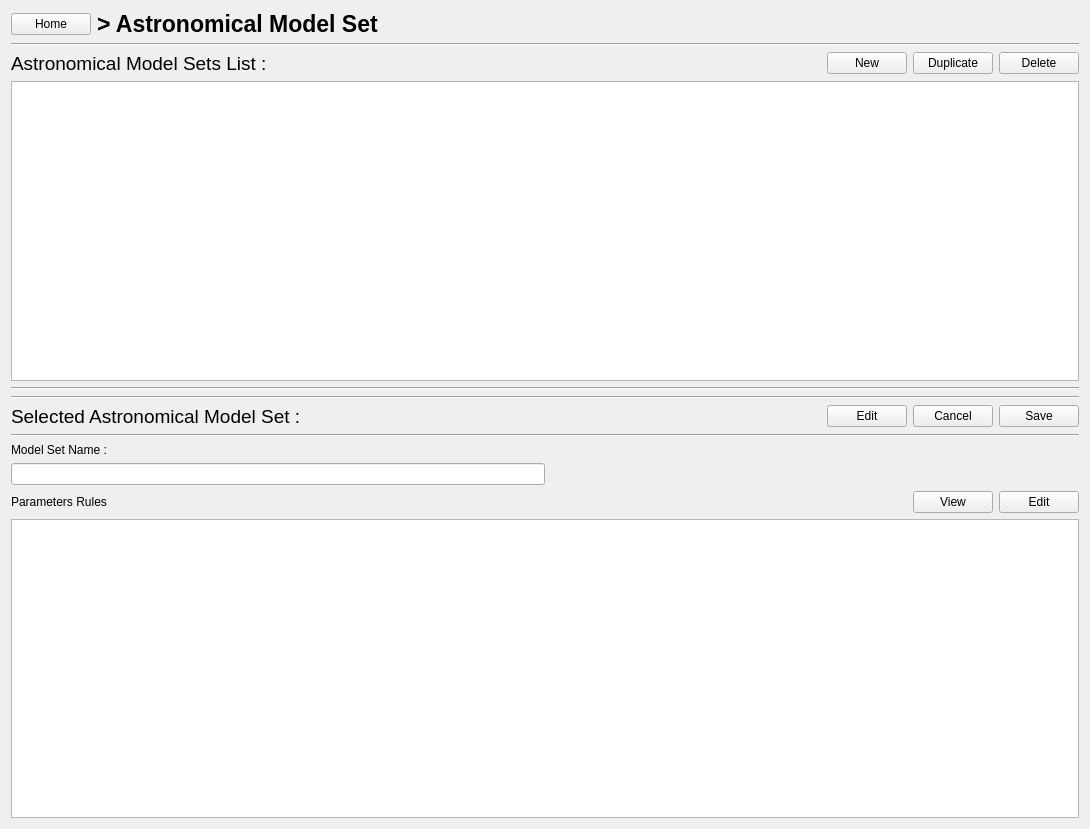
Old version of the form PhzQtUI/auxdir/PhzQtUI/FormModelSet.ui in the repository astrorama/Phosphoros.
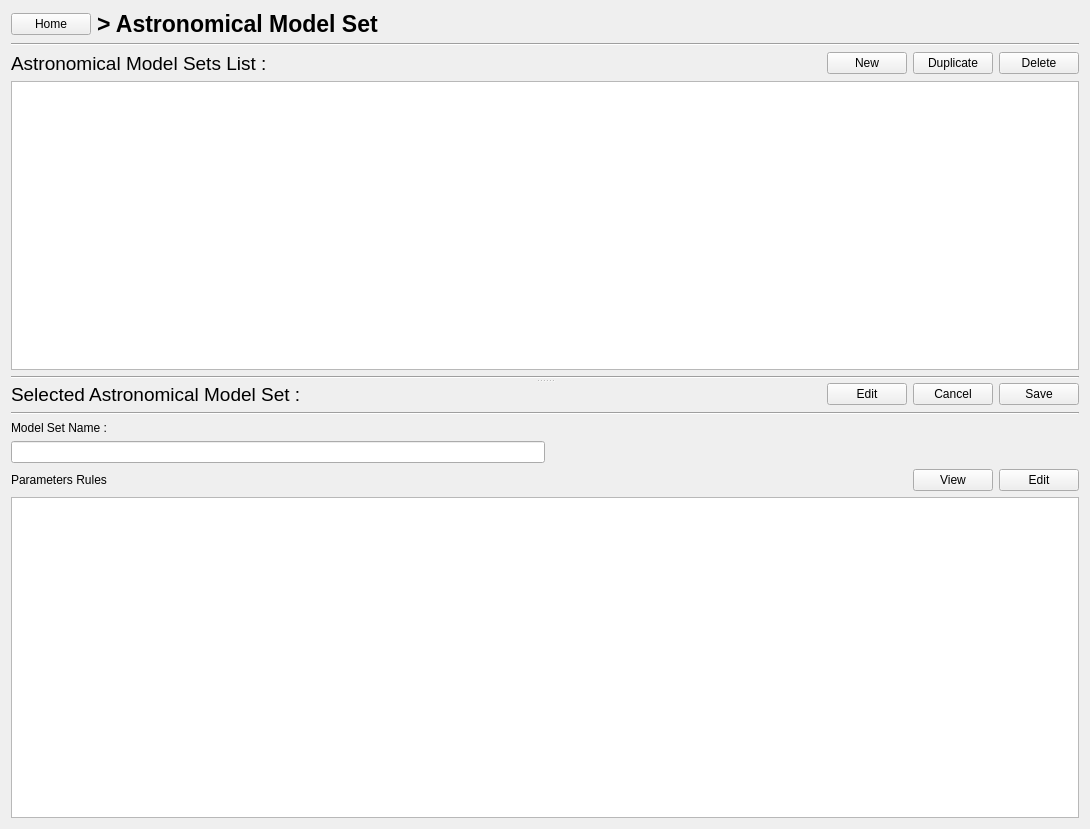
New version of the form. Custom widgets are drawn as their Qt base class.

```diff
--- a/PhzQtUI/auxdir/PhzQtUI/FormModelSet.ui
+++ b/PhzQtUI/auxdir/PhzQtUI/FormModelSet.ui
@@ -13,7 +13,7 @@
   <property name="windowTitle">
    <string>Form</string>
   </property>
-  <layout class="QVBoxLayout" name="verticalLayout">
+  <layout class="QVBoxLayout" name="verticalLayout_3">
    <item>
     <layout class="QHBoxLayout" name="horizontalLayout_2">
      <item>
@@ -60,6 +60,13 @@
     </widget>
    </item>
    <item>
+    <widget class="QSplitter" name="splitter">
+     <property name="orientation">
+      <enum>Qt::Vertical</enum>
+     </property>
+     <widget class="QWidget" name="verticalLayoutWidget">
+      <layout class="QVBoxLayout" name="verticalLayout">
+       <item>
     <layout class="QHBoxLayout" name="horizontalLayout_3">
      <item>
       <widget class="QLabel" name="label_3">
@@ -144,13 +151,10 @@
      </property>
     </widget>
    </item>
-   <item>
-    <widget class="Line" name="line_4">
-     <property name="orientation">
-      <enum>Qt::Horizontal</enum>
-     </property>
-    </widget>
-   </item>
+      </layout>
+     </widget>
+     <widget class="QWidget" name="verticalLayoutWidget_2">
+      <layout class="QVBoxLayout" name="verticalLayout_2">
    <item>
     <layout class="QHBoxLayout" name="horizontalLayout_4">
      <item>
@@ -300,6 +304,10 @@
      <attribute name="verticalHeaderHighlightSections">
       <bool>false</bool>
      </attribute>
+        </widget>
+       </item>
+      </layout>
+     </widget>
     </widget>
    </item>
   </layout>
```
Lines whose indentation alone changed are shown as unchanged.
